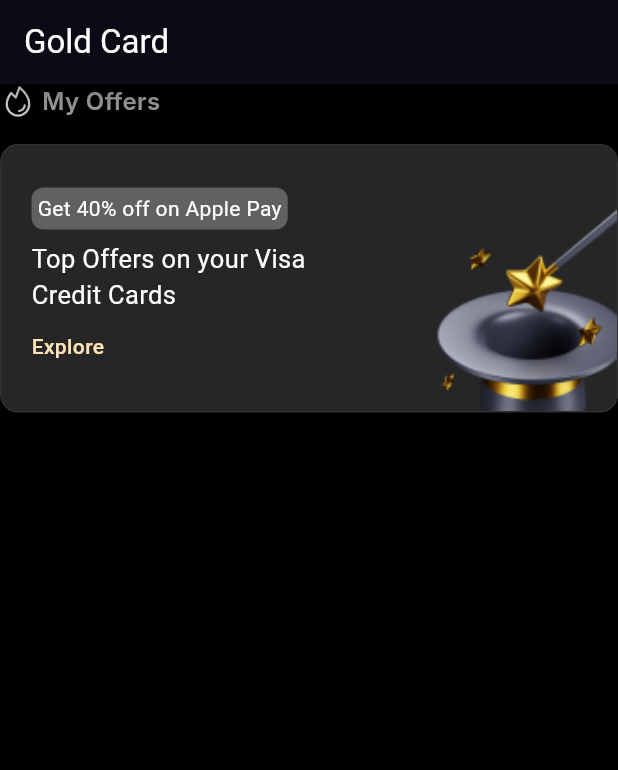
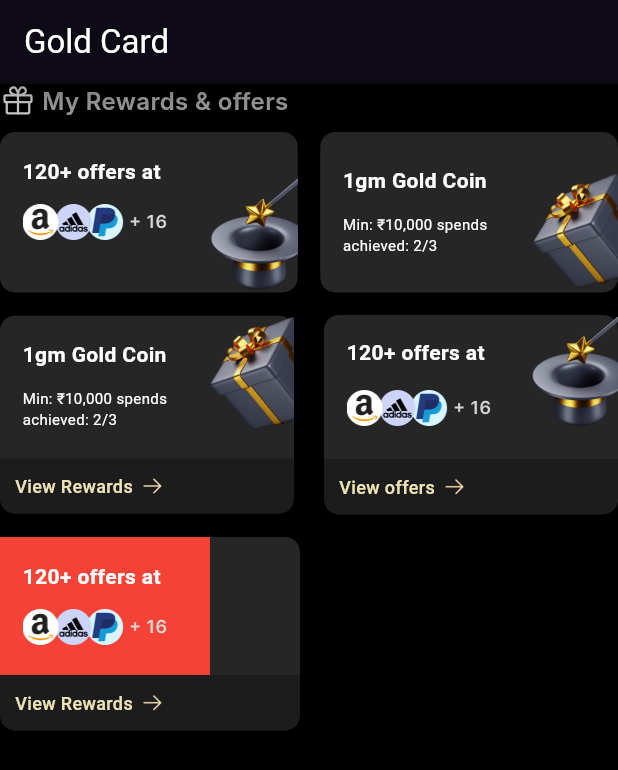
Before and after one commit to premptk14/Flutter, a Flutter app: the screen it shows after launch, on a phone screen of 412 x 824 dp. Shown: the top 770 px of the screen. Run offline on Flutter 3.47's test engine with Material 3 defaults, Android fonts, the phone set to English and light mode, and no system bars; our stand-ins replace carousel_slider, flutter_svg, get; Roboto replaces fonts that are missing (Inter).

Commit message:
Adding visa rewards

```diff
--- a/lib/main.dart
+++ b/lib/main.dart
@@ -1,6 +1,7 @@
 import 'package:flutter/material.dart';
-import 'package:hello_world/pages/temp.dart';
-import 'package:hello_world/pages/visa_reward.dart';
+import 'package:hello_world/pages/new_visa_reward.dart';
+import 'package:hello_world/pages/testing.dart';
+import 'package:hello_world/pages/layout.dart';
 
 void main() {
   runApp(const MyApp());
@@ -20,7 +21,7 @@ class MyApp extends StatelessWidget {
           shadowColor: Colors.black,
         ),
         backgroundColor: Colors.black,
-        body: const VisaReward(),
+        body: const TestingPage(),
       ),
     );
   }
--- /dev/null
+++ b/lib/pages/testing.dart
@@ -0,0 +1,439 @@
+import 'package:flutter/material.dart';
+import 'package:flutter_svg/svg.dart';
+
+class TestingPage extends StatelessWidget {
+  const TestingPage({Key? key}) : super(key: key);
+
+  @override
+  Widget build(BuildContext context) {
+    return SingleChildScrollView(
+      child: Column(
+        crossAxisAlignment: CrossAxisAlignment.start,
+        children: [
+          Row(
+            children: [
+              SvgPicture.asset(
+                'assets/images/gift_icon.svg',
+              ),
+              const SizedBox(
+                width: 4.0,
+              ),
+              const Text(
+                'My Rewards & offers',
+                style: TextStyle(
+                  color: Color(0xFFA6A6A6),
+                  fontSize: 16,
+                  fontFamily: 'Inter',
+                  fontWeight: FontWeight.w600,
+                ),
+              ),
+            ],
+          ),
+          const SizedBox(
+            height: 8.0,
+          ),
+          Row(
+            mainAxisAlignment: MainAxisAlignment.start,
+            children: [
+              Expanded(
+                  flex: 1,
+                  child: Container(
+                    height: 107.0,
+                    // width: 200.0,
+                    decoration: BoxDecoration(
+                      color: const Color(0xFF262626),
+                      borderRadius: BorderRadius.circular(10.0),
+                    ),
+                    child: Row(
+                      crossAxisAlignment: CrossAxisAlignment.start,
+                      children: <Widget>[
+                        Expanded(
+                          flex: 7,
+                          child: Container(
+                            padding: const EdgeInsets.only(left: 15.0),
+                            child: Column(
+                              crossAxisAlignment: CrossAxisAlignment.start,
+                              mainAxisAlignment: MainAxisAlignment.end,
+                              children: [
+                                const SizedBox(height: 16),
+                                const Text(
+                                  "120+ offers at",
+                                  style: TextStyle(
+                                    fontSize: 14.0,
+                                    color: Colors.white,
+                                    fontWeight: FontWeight.w600,
+                                  ),
+                                  softWrap: true,
+                                ),
+                                const SizedBox(height: 12),
+                                Image.asset(
+                                  'assets/images/visa_brand.png', // Set the width of the SVG image
+                                  height: 24, // Set the height of the SVG image
+                                ),
+                                const SizedBox(height: 35), // Add space here
+                              ],
+                            ),
+                          ),
+                        ),
+                        Expanded(
+                          flex: 3,
+                          child: Stack(
+                            fit: StackFit.expand,
+                            children: [
+                              Positioned(
+                                bottom: 0,
+                                left: 0,
+                                right: 0,
+                                child: Image.asset(
+                                  'assets/images/magic_hat.png',
+                                  fit: BoxFit.contain,
+                                ),
+                              ),
+                            ],
+                          ),
+                        ),
+                      ],
+                    ),
+                  )),
+              const SizedBox(width: 15),
+              Expanded(
+                  flex: 1,
+                  child: Container(
+                    height: 107.0,
+                    decoration: BoxDecoration(
+                      color: const Color(0xFF262626),
+                      borderRadius: BorderRadius.circular(10.0),
+                    ),
+                    child: Row(
+                      crossAxisAlignment: CrossAxisAlignment.start,
+                      children: <Widget>[
+                        Expanded(
+                          flex: 7,
+                          child: Row(
+                            mainAxisSize: MainAxisSize.max,
+                            children: [
+                              Expanded(
+                                child: Container(
+                                  padding: const EdgeInsets.only(left: 15.0),
+                                  child: const Column(
+                                    crossAxisAlignment:
+                                        CrossAxisAlignment.start,
+                                    mainAxisAlignment: MainAxisAlignment.end,
+                                    children: [
+                                      SizedBox(height: 16),
+                                      Text(
+                                        "1gm Gold Coin",
+                                        style: TextStyle(
+                                          fontSize: 14.0,
+                                          color: Colors.white,
+                                          fontWeight: FontWeight.w600,
+                                        ),
+                                        softWrap: true,
+                                      ),
+                                      SizedBox(height: 12),
+                                      Text(
+                                        "Min: ₹10,000 spends achieved: 2/3 ",
+                                        style: TextStyle(
+                                          fontSize: 10.0,
+                                          color: Colors.white,
+                                          fontWeight: FontWeight.w400,
+                                        ),
+                                      ),
+                                      SizedBox(height: 25), // Add space here
+                                    ],
+                                  ),
+                                ),
+                              ),
+                            ],
+                          ),
+                        ),
+                        Expanded(
+                          flex: 3,
+                          child: Stack(
+                            fit: StackFit.expand,
+                            children: [
+                              Positioned(
+                                bottom: 0,
+                                left: 0,
+                                right: 0,
+                                child: Image.asset(
+                                  'assets/images/gift.png',
+                                  fit: BoxFit.contain,
+                                ),
+                              ),
+                            ],
+                          ),
+                        ),
+                      ],
+                    ),
+                  )),
+            ],
+          ),
+          const SizedBox(
+            height: 15.0,
+          ),
+
+          Row(
+            children: [
+              Expanded(
+                flex: 1,
+                child: Container(
+                  decoration: BoxDecoration(
+                    color: const Color(0xFF262626),
+                    borderRadius: BorderRadius.circular(10.0),
+                  ),
+                  child: Column(
+                    children: [
+                      Row(
+                        crossAxisAlignment: CrossAxisAlignment.start,
+                        children: <Widget>[
+                          Expanded(
+                            flex: 7,
+                            child: Container(
+                              padding: const EdgeInsets.only(left: 15.0),
+                              child: const Column(
+                                crossAxisAlignment: CrossAxisAlignment.start,
+                                mainAxisAlignment: MainAxisAlignment.end,
+                                children: [
+                                  SizedBox(height: 16),
+                                  Text(
+                                    "1gm Gold Coin",
+                                    style: TextStyle(
+                                      fontSize: 14.0,
+                                      color: Colors.white,
+                                      fontWeight: FontWeight.w600,
+                                    ),
+                                    softWrap: true,
+                                  ),
+                                  SizedBox(height: 12),
+                                  Text(
+                                    "Min: ₹10,000 spends achieved: 2/3 ",
+                                    style: TextStyle(
+                                      fontSize: 10.0,
+                                      color: Colors.white,
+                                      fontWeight: FontWeight.w400,
+                                    ),
+                                  ),
+                                  SizedBox(height: 19),
+                                ],
+                              ),
+                            ),
+                          ),
+                          Expanded(
+                              flex: 3,
+                              child: Container(
+                                child: Align(
+                                  alignment: Alignment.bottomCenter,
+                                  child: Image.asset(
+                                    'assets/images/gift.png',
+                                    fit: BoxFit.scaleDown,
+                                  ),
+                                ),
+                              )),
+                        ],
+                      ),
+                      Container(
+                        color: Colors.black26,
+                        child: Padding(
+                            padding: EdgeInsets.only(top: 10.0, left: 10.0, bottom: 10.0),
+                            child: Row(
+                              children: [
+                                Text(
+                                  "View Rewards",
+                                  style: TextStyle(
+                                    fontSize: 12.0,
+                                    color: const Color(0xFFEEE3B6),
+                                    fontWeight: FontWeight.w500,
+                                  ),
+                                ),
+                                const SizedBox(
+                                  width: 5.0,
+                                ),
+                                Image.asset(
+                                  'assets/images/arrow-right.png',
+                                  height: 16.0,
+                                ),
+                              ],
+                            )
+                        ),
+                      ),
+                    ],
+                  ),
+                ),
+              ),
+              SizedBox(width: 20.0),
+              Expanded(
+                flex: 1,
+                child: Container(
+                  decoration: BoxDecoration(
+                    color: const Color(0xFF262626),
+                    borderRadius: BorderRadius.circular(10.0),
+                  ),
+                  child: Column(
+                    children: [
+                      Row(
+                        crossAxisAlignment: CrossAxisAlignment.start,
+                        children: <Widget>[
+                          Expanded(
+                            flex: 7,
+                            child: Container(
+                              padding: const EdgeInsets.only(left: 15.0),
+                              child: Column(
+                                crossAxisAlignment: CrossAxisAlignment.start,
+                                mainAxisAlignment: MainAxisAlignment.end,
+                                children: [
+                                  const SizedBox(height: 15),
+                                  const Text(
+                                    "120+ offers at",
+                                    style: TextStyle(
+                                      fontSize: 14.0,
+                                      color: Colors.white,
+                                      fontWeight: FontWeight.w600,
+                                    ),
+                                    softWrap: true,
+                                  ),
+                                  const SizedBox(height: 15),
+                                  Image.asset(
+                                    'assets/images/visa_brand.png', // Set the width of the SVG image
+                                    height: 24, // Set the height of the SVG image
+                                  ),
+                                  const SizedBox(height: 22),
+                                ],
+                              ),
+                            ),
+                          ),
+                          Expanded(
+                              flex: 3,
+                              child: Container(
+                                child: Align(
+                                  alignment: Alignment.bottomCenter,
+                                  child: Image.asset(
+                                    'assets/images/magic_hat.png',
+                                    fit: BoxFit.scaleDown,
+                                  ),
+                                ),
+                              )),
+                        ],
+                      ),
+                      Container(
+                        color: Colors.black26,
+                        child: Padding(
+                            padding: EdgeInsets.only(top: 10.0, left: 10.0, bottom: 10.0),
+                            child: Row(
+                              children: [
+                                Text(
+                                  "View offers",
+                                  style: TextStyle(
+                                    fontSize: 12.0,
+                                    color: const Color(0xFFEEE3B6),
+                                    fontWeight: FontWeight.w500,
+                                  ),
+                                ),
+                                const SizedBox(
+                                  width: 5.0,
+                                ),
+                                Image.asset(
+                                  'assets/images/arrow-right.png',
+                                  height: 16.0,
+                                ),
+                              ],
+                            )
+                        ),
+                      ),
+                    ],
+                  ),
+                ),
+              ),
+            ],
+          ),
+
+          const SizedBox(
+            height: 15.0,
+          ),
+          Container(
+            width: 200.0,
+            decoration: BoxDecoration(
+              color: const Color(0xFF262626),
+              borderRadius: BorderRadius.circular(10.0),
+            ),
+            child: Column(
+              children: [
+                Row(
+                  crossAxisAlignment: CrossAxisAlignment.start,
+                  children: <Widget>[
+                    Expanded(
+                      flex: 7,
+                      child: Container(
+                        color: Colors.red,
+                        padding: const EdgeInsets.only(left: 15.0),
+                        child: Column(
+                          crossAxisAlignment: CrossAxisAlignment.start,
+                          mainAxisAlignment: MainAxisAlignment.end,
+                          children: [
+                            const SizedBox(height: 16),
+                            const Text(
+                              "120+ offers at",
+                              style: TextStyle(
+                                fontSize: 14.0,
+                                color: Colors.white,
+                                fontWeight: FontWeight.w600,
+                              ),
+                              softWrap: true,
+                            ),
+                            const SizedBox(height: 12),
+                            Image.asset(
+                              'assets/images/visa_brand.png', // Set the width of the SVG image
+                              height: 24, // Set the height of the SVG image
+                            ),
+                            const SizedBox(height: 20),
+                          ],
+                        ),
+                      ),
+                    ),
+                    Expanded(
+                        flex: 3,
+                        child: Container(
+                          color: Colors.yellow,
+                          // child: Align(
+                          //   alignment: Alignment.bottomRight,
+                          //   child: Image.asset(
+                          //     'assets/images/magic_hat.png',
+                          //     fit: BoxFit.scaleDown,
+                          //   ),
+                          // ),
+                        )),
+                  ],
+                ),
+                Container(
+                  color: Colors.black26,
+                  child: Padding(
+                    padding: EdgeInsets.only(top: 10.0, left: 10.0, bottom: 10.0),
+                    child: Row(
+                      children: [
+                        Text(
+                          "View Rewards",
+                          style: TextStyle(
+                            fontSize: 12.0,
+                            color: const Color(0xFFEEE3B6),
+                            fontWeight: FontWeight.w500,
+                          ),
+                        ),
+                        const SizedBox(
+                          width: 5.0,
+                        ),
+                        Image.asset(
+                          'assets/images/arrow-right.png',
+                          height: 16.0,
+                        ),
+                      ],
+                    )
+                  ),
+                ),
+              ],
+            ),
+          )
+        ],
+      ),
+    );
+  }
+}
--- a/lib/pages/visa_reward.dart
+++ b/lib/pages/visa_reward.dart
@@ -53,37 +53,43 @@ class VisaReward extends StatelessWidget {
                     children: [
                       Container(
                         padding: const EdgeInsets.all(4.0),
-                        decoration: BoxDecoration(
-                          color: const Color(0xFF616161),
-                          borderRadius: BorderRadius.circular(8.0),
-                        ),
-                        child: const Text(
-                          "Get 40% off on Apple Pay",
-                          style: TextStyle(
-                            fontSize: 14,
-                            color: Colors.white,
-                            fontWeight: FontWeight.w400,
-                          ),
+                        child: SvgPicture.asset(
+                          'assets/images/visa_header_image.svg',
+                          width: 30, // Set the width of the SVG image
+                          height: 30, // Set the height of the SVG image
                         ),
                       ),
                       const SizedBox(height: 8), // Add space here
                       const Text(
                         "Top Offers on your Visa Credit Cards",
                         style: TextStyle(
-                          fontSize: 17.0,
+                          fontSize: 18.0,
                           color: Colors.white,
                           fontWeight: FontWeight.w400,
                         ),
                         softWrap: true,
                       ),
                       const SizedBox(height: 12), // Add space here
+                      Row(
+                        children: [
                           const Text(
                             "Explore",
                             style: TextStyle(
-                          fontSize: 14.0,
+                              fontSize: 18.0,
                               color: Color(0xFFFFE3B6),
                               fontWeight: FontWeight.w500,
                             ),
+                          ),
+                          const SizedBox(width: 8),
+                          Container(
+                            padding: const EdgeInsets.all(4.0),
+                            child: SvgPicture.asset(
+                              'assets/images/arrow-right.svg',
+                              width: 10,
+                              height: 10,
+                            ),
+                          ),
+                        ],
                       ),
                     ],
                   ),
```
Also changed, not shown: lib/pages/cardSetting.dart (added, +40 -0 lines), lib/pages/layout.dart (+72 -36 lines), lib/pages/new_visa_reward.dart (added, +90 -0 lines), pubspec.yaml (+7 -2 lines), assets/images/arrow-right.png (added), assets/images/box.png (deleted), assets/images/fire_icon.svg (deleted), assets/images/gift.png (added), assets/images/gift_icon.svg (added), assets/images/hat.svg (added), assets/images/magic_hat.png (added), assets/images/visa_brand.png (added), assets/images/visa_brand.svg (added). Lines whose indentation alone changed are shown as unchanged.
